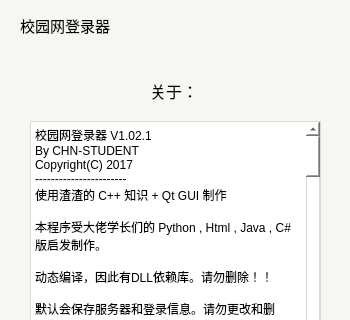
Qt form srun-3k-ui/mainwindow.ui (ehaut/srun3k-client-ui) before a commit; both pictures show x 0 to 350 and y 0 to 320 of the 350 by 500 pixel window.
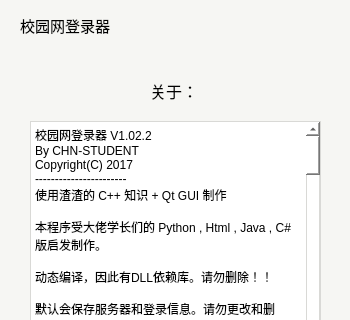
The same form after that commit.

Commit message: 对所有输入和显示框右键汉化，及修复在获取公告后点击高级设置或关于仍然存在瞎跳转的BUG.

```diff
--- a/srun-3k-ui/mainwindow.ui
+++ b/srun-3k-ui/mainwindow.ui
@@ -1097,7 +1097,7 @@
 &lt;html&gt;&lt;head&gt;&lt;meta name=&quot;qrichtext&quot; content=&quot;1&quot; /&gt;&lt;style type=&quot;text/css&quot;&gt;
 p, li { white-space: pre-wrap; }
 &lt;/style&gt;&lt;/head&gt;&lt;body style=&quot; font-family:'SimSun'; font-size:9pt; font-weight:400; font-style:normal;&quot;&gt;
-&lt;p style=&quot; margin-top:0px; margin-bottom:0px; margin-left:0px; margin-right:0px; -qt-block-indent:0; text-indent:0px;&quot;&gt;校园网登录器 V1.02.1&lt;/p&gt;
+&lt;p style=&quot; margin-top:0px; margin-bottom:0px; margin-left:0px; margin-right:0px; -qt-block-indent:0; text-indent:0px;&quot;&gt;校园网登录器 V1.02.2&lt;/p&gt;
 &lt;p style=&quot; margin-top:0px; margin-bottom:0px; margin-left:0px; margin-right:0px; -qt-block-indent:0; text-indent:0px;&quot;&gt;By CHN-STUDENT&lt;/p&gt;
 &lt;p style=&quot; margin-top:0px; margin-bottom:0px; margin-left:0px; margin-right:0px; -qt-block-indent:0; text-indent:0px;&quot;&gt;Copyright(C) 2017&lt;/p&gt;
 &lt;p style=&quot; margin-top:0px; margin-bottom:0px; margin-left:0px; margin-right:0px; -qt-block-indent:0; text-indent:0px;&quot;&gt;-----------------------&lt;/p&gt;
@@ -1119,6 +1119,8 @@
 &lt;p style=&quot;-qt-paragraph-type:empty; margin-top:0px; margin-bottom:0px; margin-left:0px; margin-right:0px; -qt-block-indent:0; text-indent:0px;&quot;&gt;&lt;br /&gt;&lt;/p&gt;
 &lt;p style=&quot; margin-top:0px; margin-bottom:0px; margin-left:0px; margin-right:0px; -qt-block-indent:0; text-indent:0px;&quot;&gt;3.其他问题。&lt;/p&gt;
 &lt;p style=&quot; margin-top:0px; margin-bottom:0px; margin-left:0px; margin-right:0px; -qt-block-indent:0; text-indent:0px;&quot;&gt;-----------------------&lt;/p&gt;
+&lt;p style=&quot; margin-top:0px; margin-bottom:0px; margin-left:0px; margin-right:0px; -qt-block-indent:0; text-indent:0px;&quot;&gt;V1.02.2对所有输入和显示框右键汉化，及修复在获取公告后点击高级设置或关于仍然存在瞎跳转的BUG.&lt;/p&gt;
+&lt;p style=&quot;-qt-paragraph-type:empty; margin-top:0px; margin-bottom:0px; margin-left:0px; margin-right:0px; -qt-block-indent:0; text-indent:0px;&quot;&gt;&lt;br /&gt;&lt;/p&gt;
 &lt;p style=&quot; margin-top:0px; margin-bottom:0px; margin-left:0px; margin-right:0px; -qt-block-indent:0; text-indent:0px;&quot;&gt;V1.02.1修复因判断错误造成无法存储个人信息的BUG。&lt;/p&gt;
 &lt;p style=&quot;-qt-paragraph-type:empty; margin-top:0px; margin-bottom:0px; margin-left:0px; margin-right:0px; -qt-block-indent:0; text-indent:0px;&quot;&gt;&lt;br /&gt;&lt;/p&gt;
 &lt;p style=&quot; margin-top:0px; margin-bottom:0px; margin-left:0px; margin-right:0px; -qt-block-indent:0; text-indent:0px;&quot;&gt;已经在V1.02修复时间问题，感谢 Chloe ，Noisky 和 MouYouLing。&lt;/p&gt;
```
Left out of the diff: 2 changed lines with no effect on the pictures. The commit also changes 3 other files.
